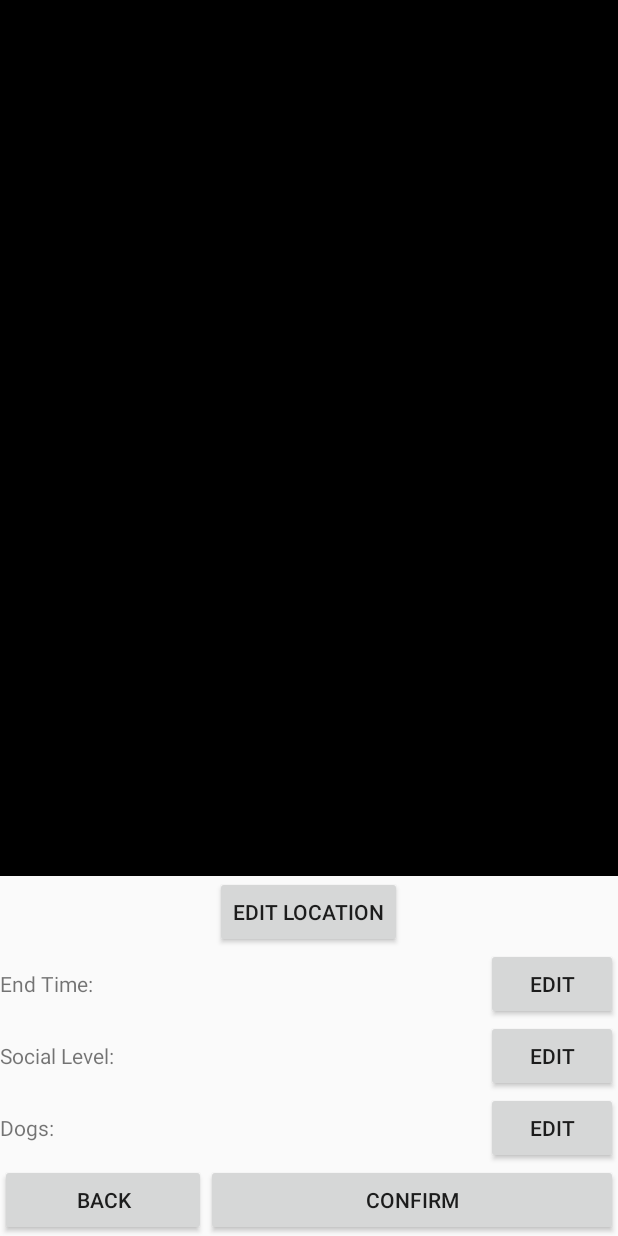
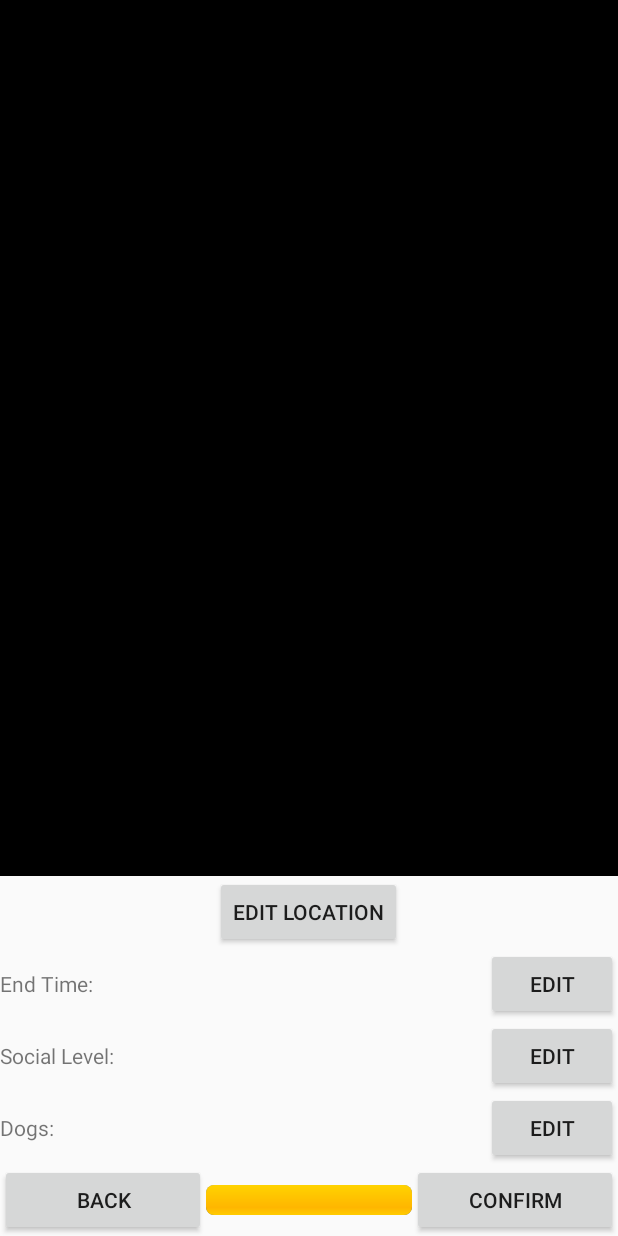
Before and after one commit to divy4/Dog-on-the-Quad, an Android app: the CreateMeetupReviewActivity screen opened directly, with no data from a screen before it, on a phone screen of 412 x 824 dp. Run offline under Robolectric (Android 15) with nearby library versions, the phone set to English and light mode, and no system bars.

Commit message:
Adds a progress bar to each activity in the menu flow

```diff
--- a/app/src/main/java/cs465/illinois/edu/dogonthequad/CreateMeetupActivity.java
+++ b/app/src/main/java/cs465/illinois/edu/dogonthequad/CreateMeetupActivity.java
@@ -6,25 +6,25 @@ import android.os.Bundle;
 import android.util.Log;
 import android.view.View;
 import android.widget.Button;
+import android.widget.ProgressBar;
 
 import com.google.gson.Gson;
 
 import java.lang.reflect.Type;
+import java.util.Arrays;
 
 import static cs465.illinois.edu.dogonthequad.MapActivity.MEETUP_KEY;
 
 public class CreateMeetupActivity extends Activity implements View.OnClickListener{
 
     public Meetup mMeetup;
-    public Class mNextActivity;
 
     /**
      * Sets up the CreateMeetupActivity
      * Handles the next button behavior and loading in the recieved Meetup from the intent.
      * @param resourceId opens the given layout resource file
-     * @param nextActivity keeps track of the next activity in the create meetup flow
      */
-    protected void initialize(int resourceId, Class nextActivity) {
+    protected void initialize(int resourceId) {
         setContentView(resourceId);
 
         //all CreateMeetupActivities begin by receiving an intent from the previous activity in the flow
@@ -34,7 +34,6 @@ public class CreateMeetupActivity extends Activity implements View.OnClickListen
         Log.d(MEETUP_KEY, "In CreateMeetup, received meetup: " + json);
         mMeetup = new Gson().fromJson(json, Meetup.class);
 
-        mNextActivity = nextActivity;
 
         try {
             Button nextButton = findViewById(R.id.meetup_next_button);
@@ -48,6 +47,13 @@ public class CreateMeetupActivity extends Activity implements View.OnClickListen
         } catch (RuntimeException e){
             Log.e(this.getLocalClassName(), "Unable to find nextButton, if this is not the review activity something is wrong");
         }
+
+        try {
+            ProgressBar progressBar = findViewById(R.id.meetup_progress_bar);
+            progressBar.setProgress ((int)(((double)getActivityIndex() + 1) / ((double) getActivityList().length) * 100));
+        } catch (RuntimeException e){
+            Log.e(this.getLocalClassName(), "No progress bar found, cannot set progress");
+        }
     }
 
     /**
@@ -58,7 +64,7 @@ public class CreateMeetupActivity extends Activity implements View.OnClickListen
     @Override
     public void onClick(View view) {
         if(view.getId() == R.id.meetup_next_button){
-            Intent intent = new Intent(this, mMeetup.inReview ? CreateMeetupReviewActivity.class : mNextActivity);
+            Intent intent = new Intent(this, mMeetup.inReview ? CreateMeetupReviewActivity.class : getNextActivity());
             //TODO if returning to the review screen, probably remove this screen and the old review screen. Otherwise, back button behavior will be wonky af
             String json = new Gson().toJson(mMeetup);
             intent.putExtra(MEETUP_KEY, json);
@@ -66,4 +72,35 @@ public class CreateMeetupActivity extends Activity implements View.OnClickListen
         }
 
     }
+
+    public static final Class[] ACTIVITIES = new Class[]{
+            CreateMeetupLocationActivity.class,
+            CreateMeetupPhotoActivity.class,
+            CreateMeetupReviewActivity.class
+    };
+
+    public static final Class[] ACTIVITIES_NOSELECTDOG = new Class[]{
+            CreateMeetupLocationActivity.class,
+            CreateMeetupPhotoActivity.class,
+            CreateMeetupReviewActivity.class
+    };
+
+    public Class getNextActivity() {
+        return getActivityList()[getActivityIndex() + 1];
+    }
+
+    public int getActivityIndex() {
+        Class subclass = this.getClass();
+        int index = Arrays.asList(getActivityList()).indexOf(subclass);
+
+        if(index == -1){
+            Log.e(this.getLocalClassName(), "Unable to find class in classlist");
+        }
+
+        return index;
+    }
+
+    public Class[] getActivityList() {
+        return ACTIVITIES; //TODO include check for number of dogs in the current user's profile
+    }
 }
--- a/app/src/main/java/cs465/illinois/edu/dogonthequad/CreateMeetupPhotoActivity.java
+++ b/app/src/main/java/cs465/illinois/edu/dogonthequad/CreateMeetupPhotoActivity.java
@@ -3,11 +3,11 @@ package cs465.illinois.edu.dogonthequad;
 import android.support.v7.app.AppCompatActivity;
 import android.os.Bundle;
 
-public class CreateMeetupPhotoActivity extends AppCompatActivity {
+public class CreateMeetupPhotoActivity extends CreateMeetupActivity {
 
     @Override
     protected void onCreate(Bundle savedInstanceState) {
         super.onCreate(savedInstanceState);
-        setContentView(R.layout.activity_create_meetup_photo);
+        initialize(R.layout.activity_create_meetup_photo);
     }
 }
--- a/app/src/main/java/cs465/illinois/edu/dogonthequad/CreateMeetupReviewActivity.java
+++ b/app/src/main/java/cs465/illinois/edu/dogonthequad/CreateMeetupReviewActivity.java
@@ -8,6 +8,6 @@ public class CreateMeetupReviewActivity extends CreateMeetupActivity {
 
     protected void onCreate(Bundle savedInstanceState) {
         super.onCreate(savedInstanceState);
-        initialize(R.layout.activity_create_meetup_review, null);
+        initialize(R.layout.activity_create_meetup_review);
     }
 }
--- a/app/src/main/res/layout/activity_create_meetup_review.xml
+++ b/app/src/main/res/layout/activity_create_meetup_review.xml
@@ -97,18 +97,31 @@
     <LinearLayout
         android:layout_width="match_parent"
         android:layout_height="wrap_content"
+        android:layout_weight="0"
         android:orientation="horizontal"
         android:gravity="left">
-        <Button
-            android:layout_width="match_parent"
-            android:layout_height="wrap_content"
-            android:layout_weight="2"
-            android:text="@string/back"/>
+
         <Button
             android:layout_width="match_parent"
             android:layout_height="wrap_content"
             android:layout_weight="1"
+            android:text="@string/back"/>
+
+        <ProgressBar
+            android:layout_width="match_parent"
+            android:layout_height="wrap_content"
+            android:layout_weight="1"
+            android:layout_gravity="center"
+            style="@android:style/Widget.ProgressBar.Horizontal"
+            android:id="@+id/meetup_progress_bar"/>
+
+        <Button
+            android:layout_width="match_parent"
+            android:layout_height="wrap_content"
+            android:layout_weight="1"
+            android:id="@+id/confirm_button"
             android:text="@string/confirm"/>
+
     </LinearLayout>
 
 </LinearLayout>
--- a/app/src/main/res/values/strings.xml
+++ b/app/src/main/res/values/strings.xml
@@ -1,6 +1,5 @@
 <resources>
     <string name="app_name">Dog on the Quad</string>
-    <string name="next">Next</string>
     <string name="return_to_edit">Confirm Change</string>
     <string name="back">Back</string>
     <string name="create_meetup_photo_desc">Try to include landmarks and your dog so that users can easily find you</string>
```
Also changed, not shown: app/src/main/java/cs465/illinois/edu/dogonthequad/CreateMeetupLocationActivity.java (+6 -1 lines), app/src/main/res/layout/activity_create_meetup_location.xml (+29 -7 lines), app/src/main/res/layout/activity_create_meetup_photo.xml (+10 -1 lines).
